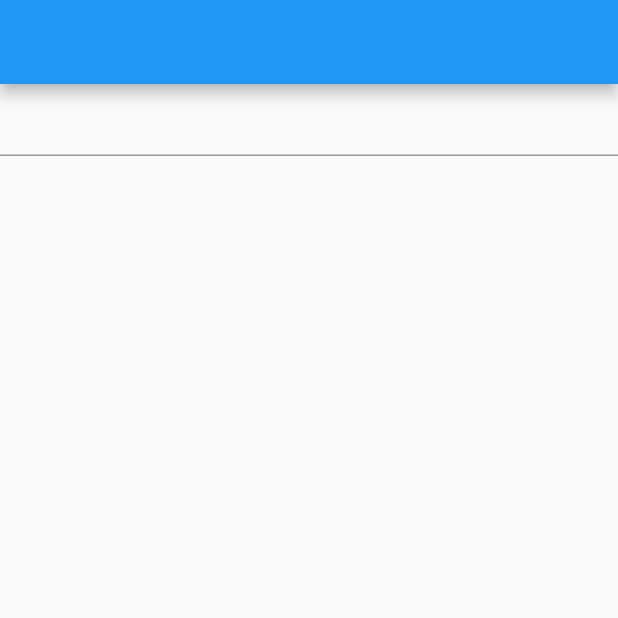
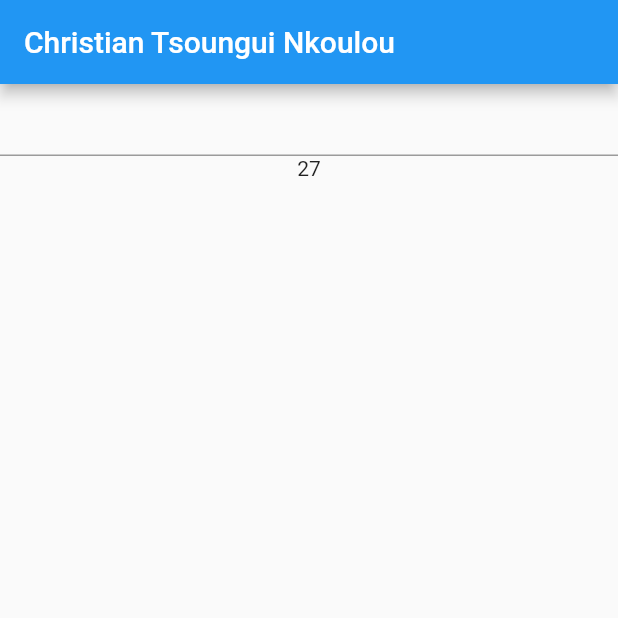
Before and after one commit to tsounguc/playground, a Flutter app: the screen it shows after launch, on a phone screen of 412 x 824 dp, the top half of it. Run offline on Flutter 3.47's test engine with Material 2 defaults, Android fonts, the phone set to English and light mode, and no system bars; our stand-ins replace flutter_riverpod.

Commit message:
Create UserNotifier. Create userProvider as StateNotifierProvider

```diff
--- a/lib/home_screen.dart
+++ b/lib/home_screen.dart
@@ -7,7 +7,7 @@ class MyHomePage extends ConsumerWidget {
 
   onSubmit(WidgetRef ref, String value) {
     // notifier allows us to update the state with the value
-    ref.read(nameProvider.notifier).update((state) => value);
+    // ref.read(nameProvider.notifier).update((state) => value);
   }
 
   // WidgetRef allows a widget to communicate to a provider
@@ -19,14 +19,16 @@ class MyHomePage extends ConsumerWidget {
 
     // watch if you want to keep listening in case there are changes to the data. It's generally recommended
     // to use watch inside a build method
-    final name = ref.watch(nameProvider) ?? '';
+    // final name = ref.watch(nameProvider) ?? '';
+
+    final user = ref.watch(userProvider);
     return Scaffold(
-        appBar: AppBar(title: Text(name)),
+        appBar: AppBar(title: Text(user.name)),
         body: Column(
           children: [
             TextField(onSubmitted: (value) => onSubmit(ref, value)),
             Center(
-              child: Text(name),
+              child: Text(user.age.toString()),
             ),
           ],
         ));
--- a/lib/main.dart
+++ b/lib/main.dart
@@ -1,5 +1,6 @@
 import 'package:flutter/material.dart';
 import 'package:flutter_riverpod/flutter_riverpod.dart';
+import 'package:playground/user.dart';
 
 import 'home_screen.dart';
 
@@ -8,8 +9,15 @@ import 'home_screen.dart';
 // final nameProvider = Provider<String>((ProviderRef ref) => 'Christian Tsoungui Nkoulou');
 
 // StateProvider is kinda like an upgrade to Provider; With StateProvider you can update the value from outside.
-// like Provider, it's immutable
-final nameProvider = StateProvider<String?>((StateProviderRef ref) => null);
+// like Provider, it's immutable. It's used for simple value like a string, boolean, integer, double, or float value
+// final nameProvider = StateProvider<String?>((StateProviderRef ref) => null);
+
+// For complex values like values maps or inside a class, we use the StateNotifier and StateNotifierProvider.
+// Pass to StateNotifierProvider the StateNotifier class and State class as Generic types in;
+// In our case that's UserNotifier and User.
+// Not doing this will result in a variable of type Object? when trying to access state
+final userProvider = StateNotifierProvider<UserNotifier, User>(
+    (ref) => UserNotifier(const User(name: 'Christian Tsoungui Nkoulou', age: 27)));
 
 void main() {
   runApp(const ProviderScope(child: MyApp()));
```
Also changed, not shown: lib/user.dart (+54 -1 lines).
